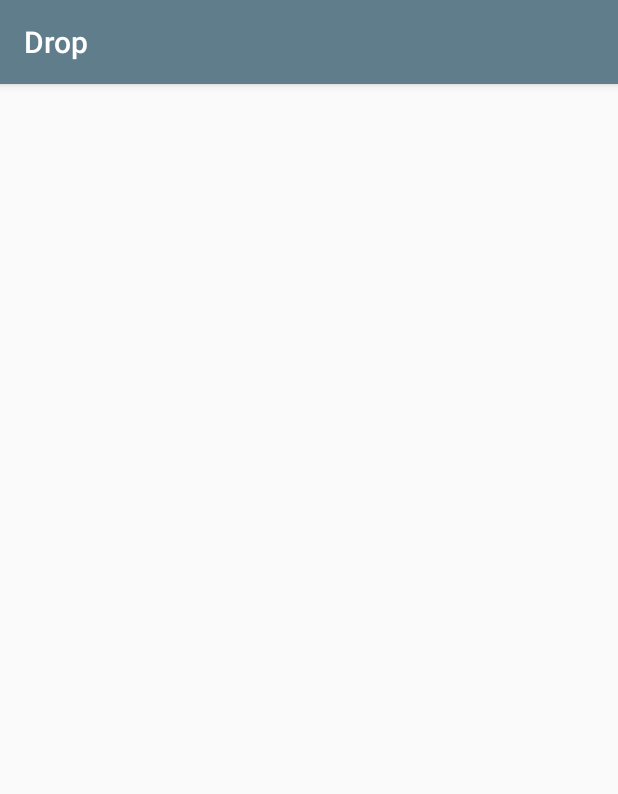
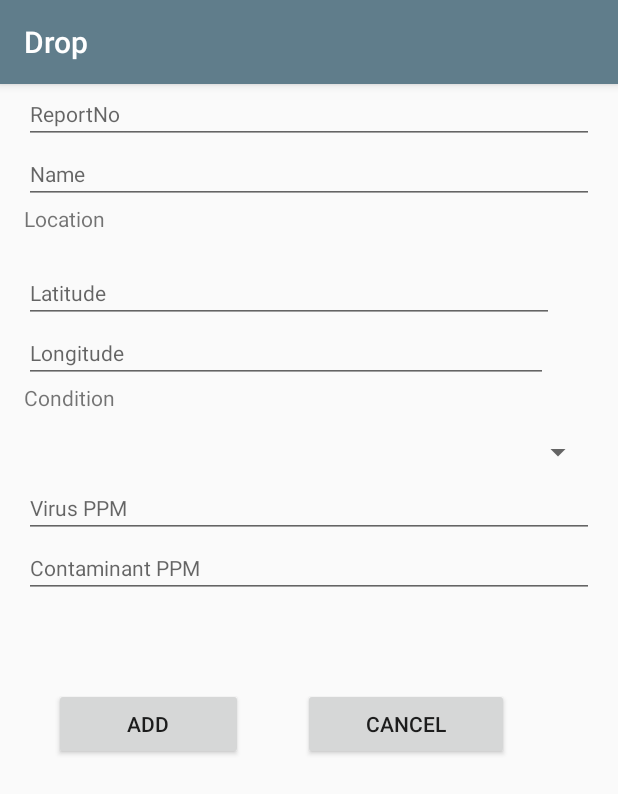
Before and after one commit to sunjayden/Drop, an Android app: the PurityReport screen opened directly, with no data from a screen before it, on a phone screen of 412 x 824 dp. Shown: the top 794 px of the screen. Run offline under Robolectric (Android 15) with nearby library versions, the phone set to English and light mode, and no system bars.

Commit message:
purityedit

```diff
--- /dev/null
+++ b/app/src/main/java/gatech/cs2340/android/drop/model/Condition.java
@@ -0,0 +1,9 @@
+package gatech.cs2340.android.drop.model;
+
+/**
+ * Created by ZijiaYe on 3/7/17.
+ */
+
+public enum Condition {
+    SAFE, TREATABLE, UNSAFE
+}
--- a/app/src/main/res/layout/activity_edit_source_report.xml
+++ b/app/src/main/res/layout/activity_edit_source_report.xml
@@ -14,7 +14,7 @@
         android:layout_width="wrap_content"
         android:layout_height="wrap_content"
         android:inputType="textPersonName|date"
-        android:text="Date"
+        android:hint="Date"
         android:ems="10"
         android:layout_marginTop="13dp"
         android:id="@+id/edit_sourceReport_date"
@@ -42,7 +42,7 @@
         android:layout_width="wrap_content"
         android:layout_height="wrap_content"
         android:inputType="textPersonName"
-        android:text="Name"
+        android:hint="Name"
         android:ems="10"
         android:id="@+id/edit_sourceReport_Name"
         android:layout_above="@+id/sourceReport_Location"
@@ -58,7 +58,7 @@
         android:enabled="false"
         android:ems="10"
         android:inputType="none"
-        android:text="report number" />
+        android:hint="report number" />
 
     <TextView
         android:text="Date: "
@@ -135,7 +135,7 @@
         android:layout_height="wrap_content"
         android:ems="10"
         android:inputType="textPersonName"
-        android:text="Location"
+        android:hint="Location"
         android:layout_below="@+id/sourceReport_Location"
         android:layout_alignParentStart="true" />
 
--- a/app/src/main/res/layout/activity_purity_report.xml
+++ b/app/src/main/res/layout/activity_purity_report.xml
@@ -1,5 +1,5 @@
 <?xml version="1.0" encoding="utf-8"?>
-<RelativeLayout xmlns:android="http://schemas.android.com/apk/res/android"
+<LinearLayout xmlns:android="http://schemas.android.com/apk/res/android"
     xmlns:tools="http://schemas.android.com/tools"
     android:id="@+id/activity_purity_report"
     android:layout_width="match_parent"
@@ -8,6 +8,127 @@
     android:paddingLeft="@dimen/activity_horizontal_margin"
     android:paddingRight="@dimen/activity_horizontal_margin"
     android:paddingTop="@dimen/activity_vertical_margin"
-    tools:context="gatech.cs2340.android.drop.controllers.PurityReport">
+    android:orientation="vertical"
+    tools:context="gatech.cs2340.android.drop.controllers.PurityReport"
+    android:weightSum="1">
 
-</RelativeLayout>
+
+    <EditText
+        android:id="@+id/reportDate"
+        android:layout_width="match_parent"
+        android:layout_height="wrap_content"
+        android:ems="10"
+        android:hint="Date"
+        android:inputType="date"
+        android:textSize="14dp" />
+
+    <EditText
+        android:id="@+id/reportNo"
+        android:layout_width="match_parent"
+        android:hint="ReportNo"
+        android:layout_height="wrap_content"
+        android:ems="10"
+        android:textSize="14dp"
+        android:inputType="number" />
+
+    <EditText
+        android:id="@+id/reportName"
+        android:layout_width="match_parent"
+        android:layout_height="wrap_content"
+        android:ems="10"
+        android:inputType="textPersonName"
+        android:hint="Name"
+        android:textSize="14dp"
+        />
+
+    <TextView
+        android:id="@+id/Location"
+        android:layout_width="match_parent"
+        android:layout_height="wrap_content"
+        android:layout_weight="0.06"
+        android:text="Location"
+        android:textSize="14dp"
+        />
+
+
+    <EditText
+        android:id="@+id/Latitude"
+        android:layout_width="353dp"
+        android:layout_height="wrap_content"
+        android:ems="10"
+        android:inputType="number"
+        android:textSize="14dp"
+        android:hint="Latitude" />
+
+    <EditText
+        android:id="@+id/Longitude"
+        android:layout_width="349dp"
+        android:layout_height="wrap_content"
+        android:layout_toRightOf="@id/Latitude"
+        android:ems="10"
+        android:hint="Longitude"
+        android:textSize="14dp"
+        android:inputType="number" />
+
+    <TextView
+        android:id="@+id/textView5"
+        android:layout_width="match_parent"
+        android:layout_height="wrap_content"
+        android:layout_weight="0.03"
+        android:text="Condition" />
+
+    <Spinner
+        android:id="@+id/conditionSpinner"
+        android:layout_width="match_parent"
+        android:layout_height="wrap_content"
+        android:layout_weight="0.03" />
+
+    <EditText
+        android:id="@+id/virusPPM"
+        android:layout_width="match_parent"
+        android:layout_height="wrap_content"
+        android:ems="10"
+        android:inputType="textPersonName"
+        android:textSize="14dp"
+        android:hint="Virus PPM" />
+
+    <EditText
+        android:id="@+id/contaminantPPM"
+        android:layout_width="match_parent"
+        android:layout_height="wrap_content"
+        android:ems="10"
+        android:textSize="14dp"
+        android:inputType="textPersonName"
+        android:hint="Contaminant PPM" />
+
+
+    <LinearLayout xmlns:android="http://schemas.android.com/apk/res/android"
+        xmlns:tools="http://schemas.android.com/tools"
+        android:layout_width="wrap_content"
+        android:layout_height="wrap_content"
+        android:layout_marginTop="60dp"
+        android:orientation="horizontal"
+        tools:context="gatech.cs2340.android.drop.controllers.PurityReport"
+        android:weightSum="1">
+
+
+        <Button
+            android:id="@+id/button2"
+            android:layout_width="126dp"
+            android:layout_height="wrap_content"
+            android:layout_marginLeft="20dp"
+            android:layout_marginRight="40dp"
+            android:text="ADD" />
+
+        <Button
+            android:id="@+id/button3"
+            android:layout_width="137dp"
+            android:layout_height="wrap_content"
+            android:text="CANCEL" />
+
+
+    </LinearLayout>
+
+
+
+</LinearLayout>
```
Also changed, not shown: 2 other files.
